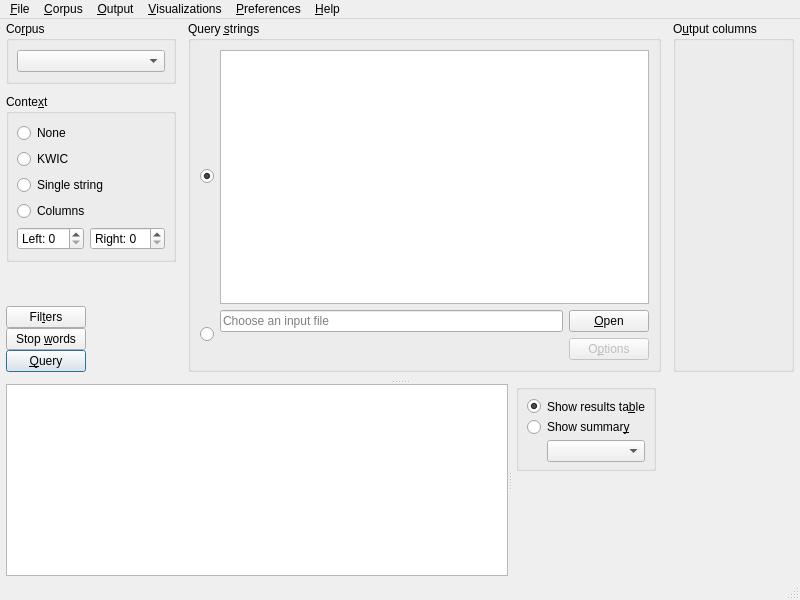
Qt form coquery/gui/ui/coquery.ui (gkunter/coquery) before a commit.
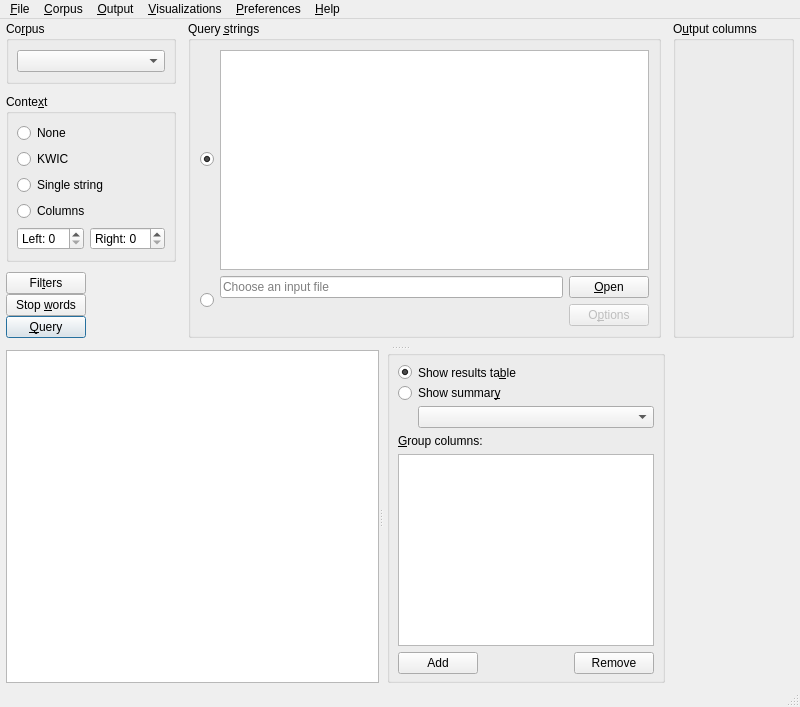
The same form after that commit. Icons and pictures are not drawn. Custom widgets are drawn as their Qt base class.

Commit message: Add widget to manage grouping columns

The edit to the form file:
```diff
--- a/coquery/gui/ui/coquery.ui
+++ b/coquery/gui/ui/coquery.ui
@@ -631,6 +631,61 @@
               </item>
              </layout>
             </item>
+            <item>
+             <layout class="QVBoxLayout" name="verticalLayout_9">
+              <item>
+               <widget class="QLabel" name="label_3">
+                <property name="text">
+                 <string>&amp;Group columns:</string>
+                </property>
+                <property name="buddy">
+                 <cstring>list_group_columns</cstring>
+                </property>
+               </widget>
+              </item>
+              <item>
+               <widget class="CoqListWidget" name="list_group_columns">
+                <property name="sizePolicy">
+                 <sizepolicy hsizetype="Minimum" vsizetype="Expanding">
+                  <horstretch>0</horstretch>
+                  <verstretch>0</verstretch>
+                 </sizepolicy>
+                </property>
+               </widget>
+              </item>
+              <item>
+               <layout class="QHBoxLayout" name="horizontalLayout_2">
+                <item>
+                 <widget class="QPushButton" name="button_add_group">
+                  <property name="text">
+                   <string>Add</string>
+                  </property>
+                 </widget>
+                </item>
+                <item>
+                 <spacer name="horizontalSpacer">
+                  <property name="orientation">
+                   <enum>Qt::Horizontal</enum>
+                  </property>
+                  <property name="sizeHint" stdset="0">
+                   <size>
+                    <width>40</width>
+                    <height>20</height>
+                   </size>
+                  </property>
+                 </spacer>
+                </item>
+                <item>
+                 <widget class="QPushButton" name="button_remove_group">
+                  <property name="text">
+                   <string>Remove</string>
+                  </property>
+                 </widget>
+                </item>
+               </layout>
+              </item>
+             </layout>
+            </item>
            </layout>
           </widget>
          </item>
@@ -1110,6 +1165,13 @@
    </property>
   </action>
  </widget>
+ <customwidgets>
+  <customwidget>
+   <class>CoqListWidget</class>
+   <extends>QListWidget</extends>
+   <header location="global">..classes</header>
+  </customwidget>
+ </customwidgets>
  <tabstops>
   <tabstop>button_filters</tabstop>
   <tabstop>button_stopwords</tabstop>
```
Left out of the diff: 3 changed lines with no effect on the pictures. The commit also changes 3 other files.
